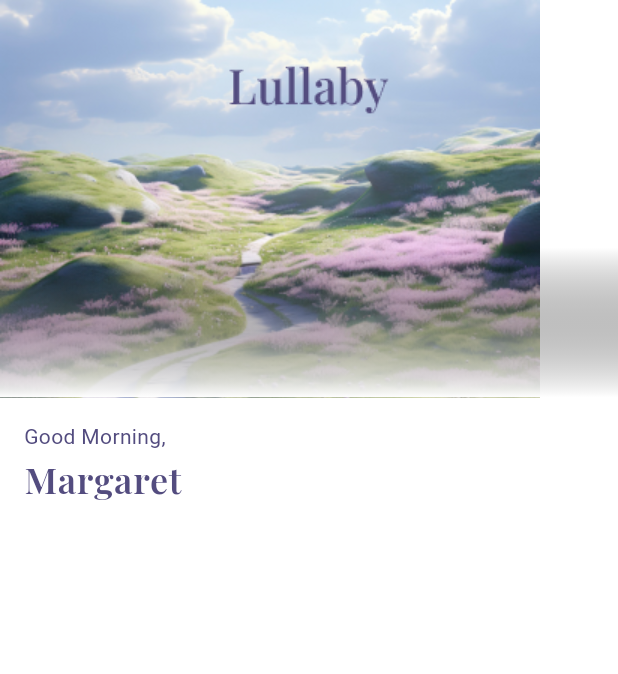
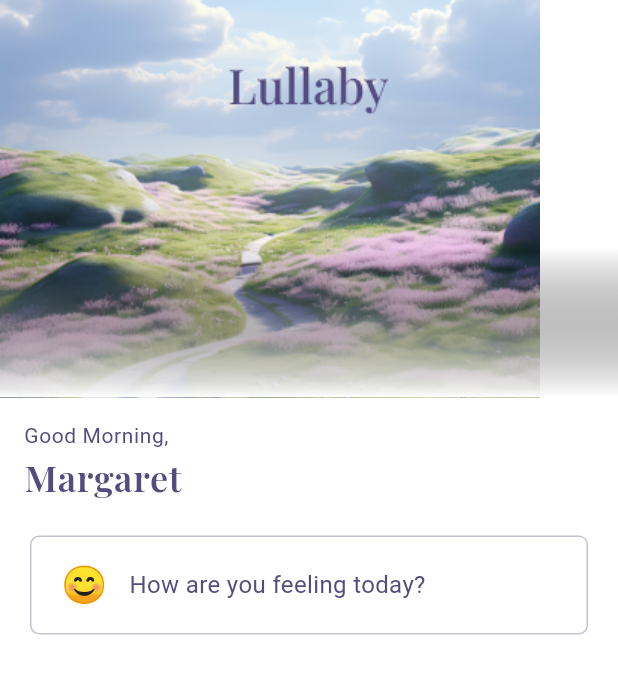
Before and after one commit to noelg-cj/Lullaby, a Flutter app: the screen it shows after launch, on a phone screen of 412 x 824 dp. Shown: the top 674 px of the screen. Run offline on Flutter 3.47's test engine with Material 3 defaults, Android fonts, the phone set to English and light mode, and no system bars.

Commit message:
home page updated

```diff
--- a/frontend/lib/pages/Home.dart
+++ b/frontend/lib/pages/Home.dart
@@ -43,7 +43,7 @@ class Home extends StatelessWidget {
               children: [
                 Text(
                   'Good Morning,',
-                  style: Theme.of(context).textTheme.bodyMedium
+                  style: Theme.of(context).textTheme.bodySmall
                 ),
                 Text(
                   "Margaret",
@@ -51,6 +51,35 @@ class Home extends StatelessWidget {
                 )
               ],
             ),
+          ),
+          Padding(
+            padding: const EdgeInsets.symmetric(horizontal: 20, vertical: 5),
+            child: Container(
+              padding: EdgeInsets.symmetric(horizontal: 20, vertical: 15),
+              decoration: BoxDecoration(
+                border: Border.all(
+                  color: Theme.of(context).colorScheme.inversePrimary.withOpacity(0.35),
+                ),
+                borderRadius: BorderRadius.circular(6)
+              ),
+              child: Row(
+                children: [
+                  Text(
+                    "😊",
+                    style: TextStyle(
+                      fontSize: 24
+                    ),
+                  ),
+                  Padding(
+                    padding: const EdgeInsets.only(left: 15),
+                    child: Text(
+                      "How are you feeling today?",
+                      style: Theme.of(context).textTheme.bodyMedium
+                    ),
+                  )
+                ],
+              ),
+            ),
           )
         ],
       )
--- /dev/null
+++ b/frontend/lib/pages/blog_page.dart
@@ -0,0 +1,15 @@
+import 'package:flutter/material.dart';
+
+class BlogWidget extends StatefulWidget {
+  const BlogWidget({super.key});
+
+  @override
+  State<BlogWidget> createState() => _BlogWidgetState();
+}
+
+class _BlogWidgetState extends State<BlogWidget> {
+  @override
+  Widget build(BuildContext context) {
+    return Scaffold();
+  }
+}
--- a/frontend/lib/theme/Theme.dart
+++ b/frontend/lib/theme/Theme.dart
@@ -11,9 +11,13 @@ ThemeData lightTheme = ThemeData(
     background: Color(0xffF2F1F8)
   ),
   textTheme: TextTheme(
-    bodyMedium: TextStyle(
+    bodySmall: TextStyle(
       color: textColor,
       fontSize: 14
+    ),
+    bodyMedium: TextStyle(
+      fontSize: 16,
+      color: textColor
     ),
     bodyLarge: TextStyle(
       fontFamily: 'PlayfairDisplay',
--- a/frontend/pubspec.yaml
+++ b/frontend/pubspec.yaml
@@ -46,7 +46,7 @@ dev_dependencies:
   # activated in the `analysis_options.yaml` file located at the root of your
   # package. See that file for information about deactivating specific lint
   # rules and activating additional ones.
-  flutter_lints: ^2.0.0
+  flutter_lints: ^3.0.1
 
 # For information on the generic Dart part of this file, see the
 # following page: https://dart.dev/tools/pub/pubspec
```
Also changed, not shown: frontend/pubspec.lock.
